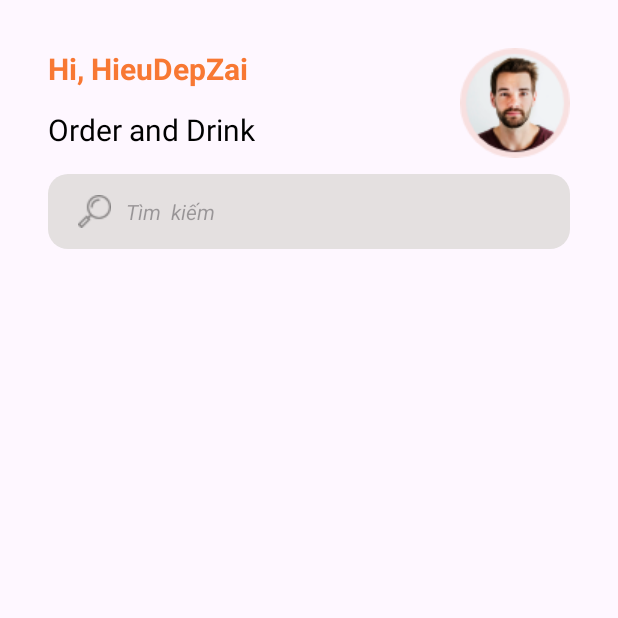
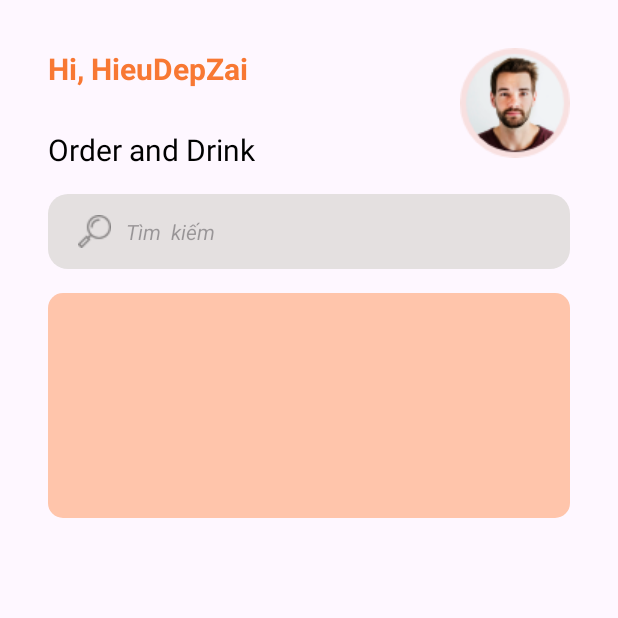
Before and after one commit to hieunvph38422/DuAn1_PH38422_PH36893_PH40749, an Android app: the screen it shows after launch (Home), on a phone screen of 412 x 824 dp, the top half of it. Run offline under Robolectric (Android 15) with nearby library versions, the light colour scheme and no system bars.

Commit message:
20/11 hieu dao dien login sign

```diff
--- /dev/null
+++ b/app/src/main/res/drawable/oranger_light_banner.xml
@@ -0,0 +1,9 @@
+<?xml version="1.0" encoding="utf-8"?>
+<selector xmlns:android="http://schemas.android.com/apk/res/android">
+<item>
+    <shape>
+        <solid android:color="#ffc5ab"/>
+        <corners android:radius="10dp"/>
+    </shape>
+</item>
+</selector>
--- a/app/src/main/res/layout/activity_home.xml
+++ b/app/src/main/res/layout/activity_home.xml
@@ -80,6 +80,19 @@
                     app:layout_constraintStart_toStartOf="parent"
                     app:layout_constraintTop_toBottomOf="@+id/textView4" />
 
+                <androidx.constraintlayout.widget.ConstraintLayout
+                    android:layout_width="match_parent"
+                    android:layout_height="150dp"
+                    android:layout_marginStart="32dp"
+                    android:layout_marginTop="16dp"
+                    android:layout_marginEnd="32dp"
+                    android:background="@drawable/oranger_light_banner"
+                    app:layout_constraintEnd_toEndOf="parent"
+                    app:layout_constraintStart_toStartOf="parent"
+                    app:layout_constraintTop_toBottomOf="@+id/editTextText3">
+
+                </androidx.constraintlayout.widget.ConstraintLayout>
+
             </androidx.constraintlayout.widget.ConstraintLayout>
 
         </LinearLayout>
```
